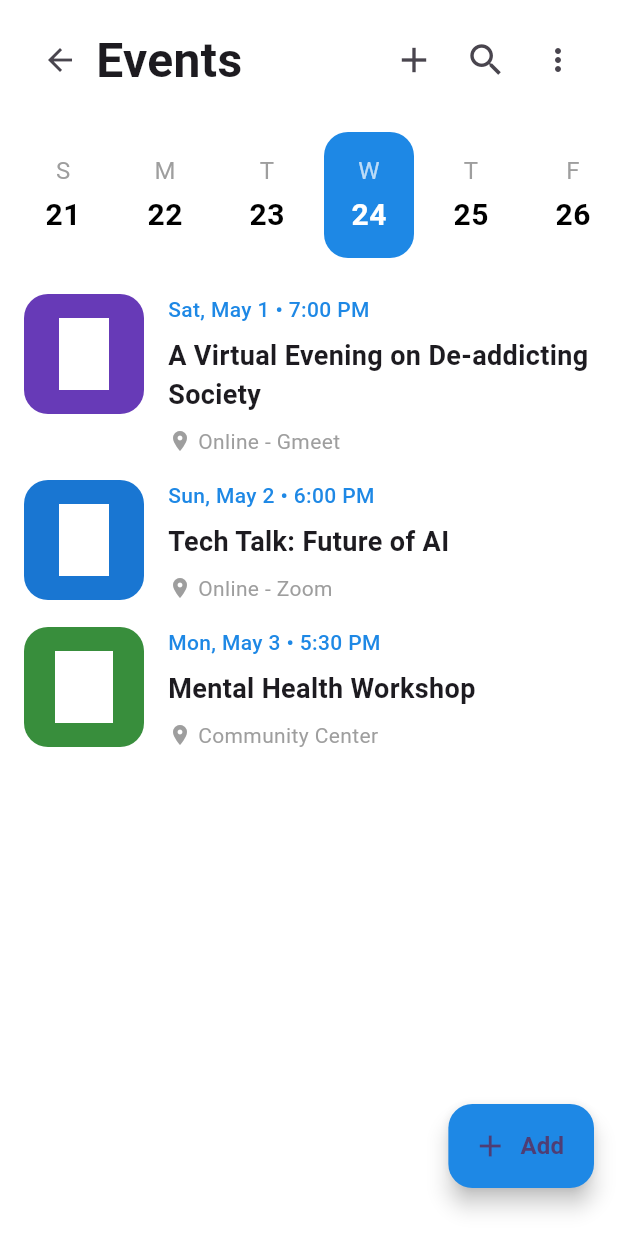
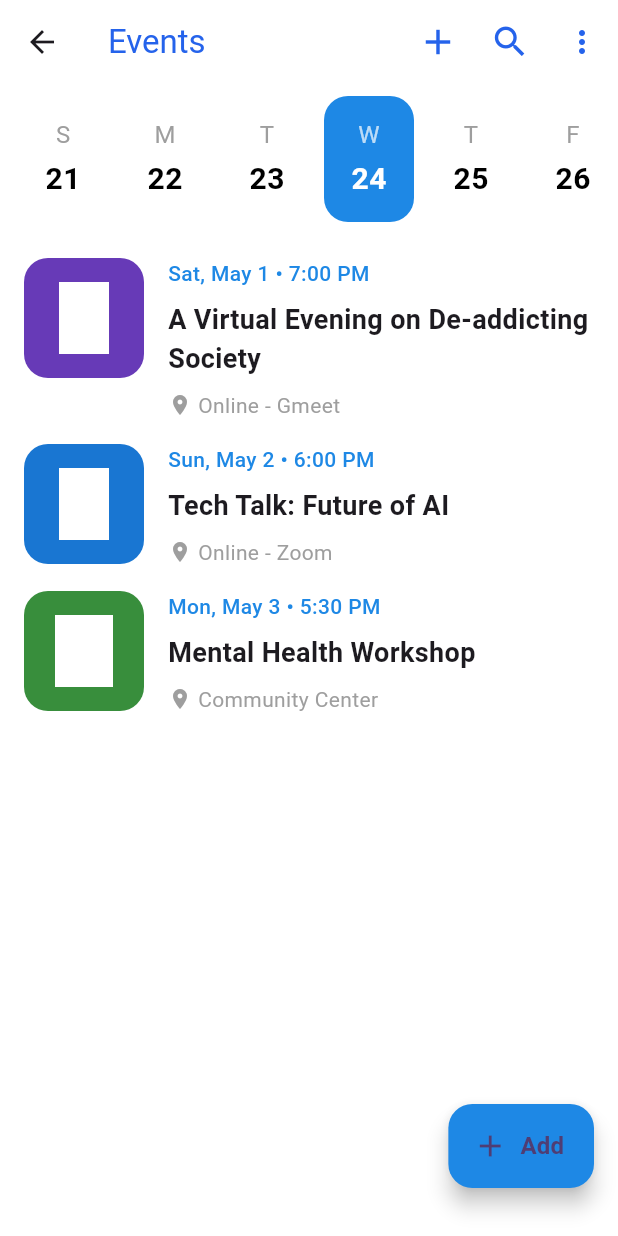
Before and after one commit to Binary-Boys/hack-a-addict, a Flutter app: the EventsScreen screen opened by its route, on a phone screen of 412 x 824 dp. Run offline on Flutter 3.47's test engine with Material 3 defaults, Android fonts, the phone set to English and light mode, and no system bars; our stand-ins replace cloud_firestore, firebase_auth, firebase_core, firebase_storage, image_picker; missing offline and left inert: dart:ffi; accounts and stored records are empty.

Commit message:
style issues solved

```diff
--- a/lib/pages/chat_module/chatscreen.dart
+++ b/lib/pages/chat_module/chatscreen.dart
@@ -7,11 +7,6 @@ class ChatScreen extends StatelessWidget {
   Widget build(BuildContext context) {
     return Scaffold(
       appBar: AppBar(
-        // leading: IconButton(
-        //   icon: const Icon(Icons.arrow_back),
-        //   onPressed: () => Navigator.pop(context),
-        //   color: const Color(0xFF2563EB),
-        // ),
         title: const Text(
           'Messages',
           style: TextStyle(color: Color(0xFF2563EB)),
--- a/lib/pages/events_module/events_screen.dart
+++ b/lib/pages/events_module/events_screen.dart
@@ -58,10 +58,30 @@ class _EventsScreenState extends State<EventsScreen> {
   Widget build(BuildContext context) {
     return Scaffold(
       backgroundColor: Colors.white,
+      appBar: AppBar(
+        backgroundColor: Colors.white,
+        title: const Text(
+          'Events',
+          style: TextStyle(color: Color(0xFF2563EB)),
+        ),
+        actions: [
+          IconButton(
+            icon: const Icon(Icons.add, size: 28, color: Color(0xFF2563EB)),
+            onPressed: () {},
+          ),
+          IconButton(
+            icon: const Icon(Icons.search, size: 27, color: Color(0xFF2563EB)),
+            onPressed: () {},
+          ),
+          IconButton(
+            icon: const Icon(Icons.more_vert, color: Color(0xFF2563EB)),
+            onPressed: () {},
+          ),
+        ],
+      ),
       body: SafeArea(
         child: Column(
           children: [
-            _buildHeader(),
             _buildCalendar(),
             Expanded(
               child: ListView(
@@ -76,37 +96,6 @@ class _EventsScreenState extends State<EventsScreen> {
         ),
       ),
       floatingActionButton: _buildAddButton(),
-    );
-  }
-
-  Widget _buildHeader() {
-    return Padding(
-      padding: const EdgeInsets.all(16.0),
-      child: Row(
-        children: [
-          const BackButton(),
-          const Text(
-            'Events',
-            style: TextStyle(
-              fontSize: 32,
-              fontWeight: FontWeight.bold,
-            ),
-          ),
-          const Spacer(),
-          IconButton(
-            icon: const Icon(Icons.add, size: 28),
-            onPressed: () {},
-          ),
-          IconButton(
-            icon: const Icon(Icons.search, size: 28),
-            onPressed: () {},
-          ),
-          IconButton(
-            icon: const Icon(Icons.more_vert),
-            onPressed: () {},
-          ),
-        ],
-      ),
     );
   }
 
```
Also changed, not shown: lib/pages/saved_posts/saved_posts.dart (+11 -20 lines).
